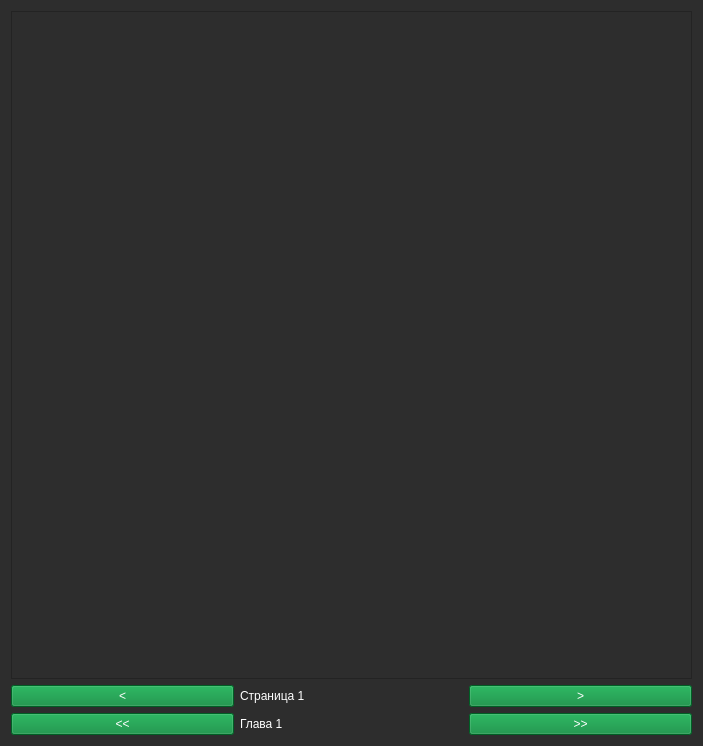
The window that form/desu_readerUI.ui (brandonzorn/Nlight) describes before a commit, drawn with Qt 5.
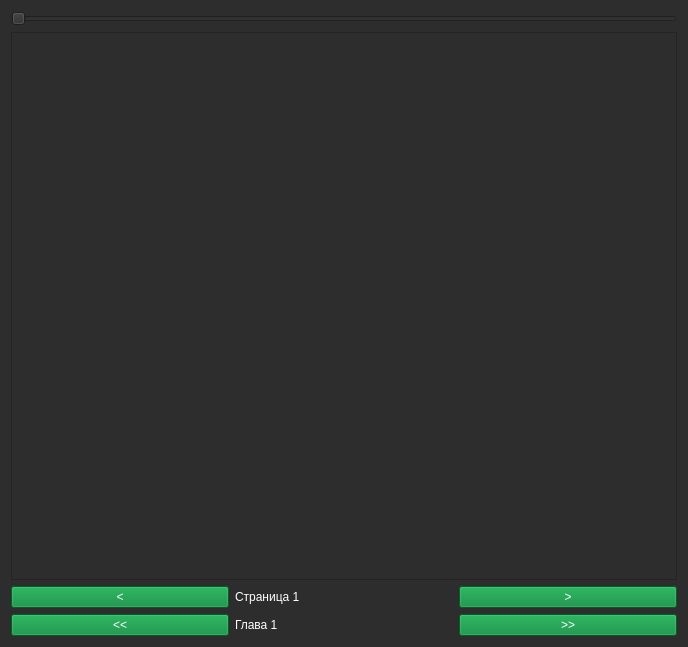
The same window after the commit.

Commit message: added font size change

The edit to the form file:
```diff
--- a/form/desu_readerUI.ui
+++ b/form/desu_readerUI.ui
@@ -6,450 +6,15 @@
    <rect>
     <x>0</x>
     <y>0</y>
-    <width>703</width>
-    <height>746</height>
+    <width>688</width>
+    <height>647</height>
    </rect>
   </property>
   <property name="palette">
    <palette>
-    <active>
-     <colorrole role="WindowText">
-      <brush brushstyle="SolidPattern">
-       <color alpha="255">
-        <red>255</red>
-        <green>255</green>
-        <blue>255</blue>
-       </color>
-      </brush>
-     </colorrole>
-     <colorrole role="Button">
-      <brush brushstyle="SolidPattern">
-       <color alpha="255">
-        <red>45</red>
-        <green>45</green>
-        <blue>45</blue>
-       </color>
-      </brush>
-     </colorrole>
-     <colorrole role="Light">
-      <brush brushstyle="SolidPattern">
-       <color alpha="255">
-        <red>45</red>
-        <green>45</green>
-        <blue>45</blue>
-       </color>
-      </brush>
-     </colorrole>
-     <colorrole role="Midlight">
-      <brush brushstyle="SolidPattern">
-       <color alpha="255">
-        <red>45</red>
-        <green>45</green>
-        <blue>45</blue>
-       </color>
-      </brush>
-     </colorrole>
-     <colorrole role="Dark">
-      <brush brushstyle="SolidPattern">
-       <color alpha="255">
-        <red>45</red>
-        <green>45</green>
-        <blue>45</blue>
-       </color>
-      </brush>
-     </colorrole>
-     <colorrole role="Mid">
-      <brush brushstyle="SolidPattern">
-       <color alpha="255">
-        <red>45</red>
-        <green>45</green>
-        <blue>45</blue>
-       </color>
-      </brush>
-     </colorrole>
-     <colorrole role="Text">
-      <brush brushstyle="SolidPattern">
-       <color alpha="255">
-        <red>255</red>
-        <green>255</green>
-        <blue>255</blue>
-       </color>
-      </brush>
-     </colorrole>
-     <colorrole role="ButtonText">
-      <brush brushstyle="SolidPattern">
-       <color alpha="255">
-        <red>255</red>
-        <green>255</green>
-        <blue>255</blue>
-       </color>
-      </brush>
-     </colorrole>
-     <colorrole role="Base">
-      <brush brushstyle="SolidPattern">
-       <color alpha="255">
-        <red>45</red>
-        <green>45</green>
-        <blue>45</blue>
-       </color>
-      </brush>
-     </colorrole>
-     <colorrole role="Window">
-      <brush brushstyle="SolidPattern">
-       <color alpha="255">
-        <red>45</red>
-        <green>45</green>
-        <blue>45</blue>
-       </color>
-      </brush>
-     </colorrole>
-     <colorrole role="Shadow">
-      <brush brushstyle="SolidPattern">
-       <color alpha="255">
-        <red>45</red>
-        <green>45</green>
-        <blue>45</blue>
-       </color>
-      </brush>
-     </colorrole>
-     <colorrole role="Highlight">
-      <brush brushstyle="SolidPattern">
-       <color alpha="255">
-        <red>0</red>
-        <green>133</green>
-        <blue>62</blue>
-       </color>
-      </brush>
-     </colorrole>
-     <colorrole role="AlternateBase">
-      <brush brushstyle="SolidPattern">
-       <color alpha="255">
-        <red>45</red>
-        <green>45</green>
-        <blue>45</blue>
-       </color>
-      </brush>
-     </colorrole>
-     <colorrole role="ToolTipBase">
-      <brush brushstyle="SolidPattern">
-       <color alpha="255">
-        <red>45</red>
-        <green>45</green>
-        <blue>45</blue>
-       </color>
-      </brush>
-     </colorrole>
-     <colorrole role="ToolTipText">
-      <brush brushstyle="SolidPattern">
-       <color alpha="255">
-        <red>236</red>
-        <green>240</green>
-        <blue>241</blue>
-       </color>
-      </brush>
-     </colorrole>
-     <colorrole role="PlaceholderText">
-      <brush brushstyle="SolidPattern">
-       <color alpha="255">
-        <red>255</red>
-        <green>255</green>
-        <blue>255</blue>
-       </color>
-      </brush>
-     </colorrole>
-    </active>
-    <inactive>
-     <colorrole role="WindowText">
-      <brush brushstyle="SolidPattern">
-       <color alpha="255">
-        <red>255</red>
-        <green>255</green>
-        <blue>255</blue>
-       </color>
-      </brush>
-     </colorrole>
-     <colorrole role="Button">
-      <brush brushstyle="SolidPattern">
-       <color alpha="255">
-        <red>45</red>
-        <green>45</green>
-        <blue>45</blue>
-       </color>
-      </brush>
-     </colorrole>
-     <colorrole role="Light">
-      <brush brushstyle="SolidPattern">
-       <color alpha="255">
-        <red>45</red>
-        <green>45</green>
-        <blue>45</blue>
-       </color>
-      </brush>
-     </colorrole>
-     <colorrole role="Midlight">
-      <brush brushstyle="SolidPattern">
-       <color alpha="255">
-        <red>45</red>
-        <green>45</green>
-        <blue>45</blue>
-       </color>
-      </brush>
-     </colorrole>
-     <colorrole role="Dark">
-      <brush brushstyle="SolidPattern">
-       <color alpha="255">
-        <red>45</red>
-        <green>45</green>
-        <blue>45</blue>
-       </color>
-      </brush>
-     </colorrole>
-     <colorrole role="Mid">
-      <brush brushstyle="SolidPattern">
-       <color alpha="255">
-        <red>45</red>
-        <green>45</green>
-        <blue>45</blue>
-       </color>
-      </brush>
-     </colorrole>
-     <colorrole role="Text">
-      <brush brushstyle="SolidPattern">
-       <color alpha="255">
-        <red>255</red>
-        <green>255</green>
-        <blue>255</blue>
-       </color>
-      </brush>
-     </colorrole>
-     <colorrole role="ButtonText">
-      <brush brushstyle="SolidPattern">
-       <color alpha="255">
-        <red>255</red>
-        <green>255</green>
-        <blue>255</blue>
-       </color>
-      </brush>
-     </colorrole>
-     <colorrole role="Base">
-      <brush brushstyle="SolidPattern">
-       <color alpha="255">
-        <red>45</red>
-        <green>45</green>
-        <blue>45</blue>
-       </color>
-      </brush>
-     </colorrole>
-     <colorrole role="Window">
-      <brush brushstyle="SolidPattern">
-       <color alpha="255">
-        <red>45</red>
-        <green>45</green>
-        <blue>45</blue>
-       </color>
-      </brush>
-     </colorrole>
-     <colorrole role="Shadow">
-      <brush brushstyle="SolidPattern">
-       <color alpha="255">
-        <red>45</red>
-        <green>45</green>
-        <blue>45</blue>
-       </color>
-      </brush>
-     </colorrole>
-     <colorrole role="Highlight">
-      <brush brushstyle="SolidPattern">
-       <color alpha="255">
-        <red>0</red>
-        <green>133</green>
-        <blue>62</blue>
-       </color>
-      </brush>
-     </colorrole>
-     <colorrole role="AlternateBase">
-      <brush brushstyle="SolidPattern">
-       <color alpha="255">
-        <red>45</red>
-        <green>45</green>
-        <blue>45</blue>
-       </color>
-      </brush>
-     </colorrole>
-     <colorrole role="ToolTipBase">
-      <brush brushstyle="SolidPattern">
-       <color alpha="255">
-        <red>45</red>
-        <green>45</green>
-        <blue>45</blue>
-       </color>
-      </brush>
-     </colorrole>
-     <colorrole role="ToolTipText">
-      <brush brushstyle="SolidPattern">
-       <color alpha="255">
-        <red>236</red>
-        <green>240</green>
-        <blue>241</blue>
-       </color>
-      </brush>
-     </colorrole>
-     <colorrole role="PlaceholderText">
-      <brush brushstyle="SolidPattern">
-       <color alpha="255">
-        <red>255</red>
-        <green>255</green>
-        <blue>255</blue>
-       </color>
-      </brush>
-     </colorrole>
-    </inactive>
-    <disabled>
-     <colorrole role="WindowText">
-      <brush brushstyle="SolidPattern">
-       <color alpha="255">
-        <red>255</red>
-        <green>255</green>
-        <blue>255</blue>
-       </color>
-      </brush>
-     </colorrole>
-     <colorrole role="Button">
-      <brush brushstyle="SolidPattern">
-       <color alpha="255">
-        <red>45</red>
-        <green>45</green>
-        <blue>45</blue>
-       </color>
-      </brush>
-     </colorrole>
-     <colorrole role="Light">
-      <brush brushstyle="SolidPattern">
-       <color alpha="255">
-        <red>45</red>
-        <green>45</green>
-        <blue>45</blue>
-       </color>
-      </brush>
-     </colorrole>
-     <colorrole role="Midlight">
-      <brush brushstyle="SolidPattern">
-       <color alpha="255">
-        <red>45</red>
-        <green>45</green>
-        <blue>45</blue>
-       </color>
-      </brush>
-     </colorrole>
-     <colorrole role="Dark">
-      <brush brushstyle="SolidPattern">
-       <color alpha="255">
-        <red>45</red>
-        <green>45</green>
-        <blue>45</blue>
-       </color>
-      </brush>
-     </colorrole>
-     <colorrole role="Mid">
-      <brush brushstyle="SolidPattern">
-       <color alpha="255">
-        <red>45</red>
-        <green>45</green>
-        <blue>45</blue>
-       </color>
-      </brush>
-     </colorrole>
-     <colorrole role="Text">
-      <brush brushstyle="SolidPattern">
-       <color alpha="255">
-        <red>255</red>
-        <green>255</green>
-        <blue>255</blue>
-       </color>
-      </brush>
-     </colorrole>
-     <colorrole role="ButtonText">
-      <brush brushstyle="SolidPattern">
-       <color alpha="255">
-        <red>255</red>
-        <green>255</green>
-        <blue>255</blue>
-       </color>
-      </brush>
-     </colorrole>
-     <colorrole role="Base">
-      <brush brushstyle="SolidPattern">
-       <color alpha="255">
-        <red>45</red>
-        <green>45</green>
-        <blue>45</blue>
-       </color>
-      </brush>
-     </colorrole>
-     <colorrole role="Window">
-      <brush brushstyle="SolidPattern">
-       <color alpha="255">
-        <red>45</red>
-        <green>45</green>
-        <blue>45</blue>
-       </color>
-      </brush>
-     </colorrole>
-     <colorrole role="Shadow">
-      <brush brushstyle="SolidPattern">
-       <color alpha="255">
-        <red>45</red>
-        <green>45</green>
-        <blue>45</blue>
-       </color>
-      </brush>
-     </colorrole>
-     <colorrole role="Highlight">
-      <brush brushstyle="SolidPattern">
-       <color alpha="255">
-        <red>0</red>
-        <green>120</green>
-        <blue>215</blue>
-       </color>
-      </brush>
-     </colorrole>
-     <colorrole role="AlternateBase">
-      <brush brushstyle="SolidPattern">
-       <color alpha="255">
-        <red>45</red>
-        <green>45</green>
-        <blue>45</blue>
-       </color>
-      </brush>
-     </colorrole>
-     <colorrole role="ToolTipBase">
-      <brush brushstyle="SolidPattern">
-       <color alpha="255">
-        <red>45</red>
-        <green>45</green>
-        <blue>45</blue>
-       </color>
-      </brush>
-     </colorrole>
-     <colorrole role="ToolTipText">
-      <brush brushstyle="SolidPattern">
-       <color alpha="255">
-        <red>236</red>
-        <green>240</green>
-        <blue>241</blue>
-       </color>
-      </brush>
-     </colorrole>
-     <colorrole role="PlaceholderText">
-      <brush brushstyle="SolidPattern">
-       <color alpha="255">
-        <red>255</red>
-        <green>255</green>
-        <blue>255</blue>
-       </color>
-      </brush>
-     </colorrole>
-    </disabled>
+    <active/>
+    <inactive/>
+    <disabled/>
    </palette>
   </property>
   <property name="windowTitle">
@@ -460,6 +25,25 @@
 background-color: rgb(45, 45, 45);</string>
   </property>
   <layout class="QVBoxLayout" name="verticalLayout_4">
+   <item>
+    <widget class="QSlider" name="text_size_slider">
+     <property name="enabled">
+      <bool>true</bool>
+     </property>
+     <property name="focusPolicy">
+      <enum>Qt::NoFocus</enum>
+     </property>
+     <property name="minimum">
+      <number>9</number>
+     </property>
+     <property name="maximum">
+      <number>25</number>
+     </property>
+     <property name="orientation">
+      <enum>Qt::Horizontal</enum>
+     </property>
+    </widget>
+   </item>
    <item>
     <widget class="QScrollArea" name="scrollArea">
      <property name="focusPolicy">
@@ -476,8 +60,8 @@
        <rect>
         <x>0</x>
         <y>0</y>
-        <width>679</width>
-        <height>646</height>
+        <width>668</width>
+        <height>537</height>
        </rect>
       </property>
       <layout class="QVBoxLayout" name="verticalLayout_5">
```
The commit also changes 2 other files.
